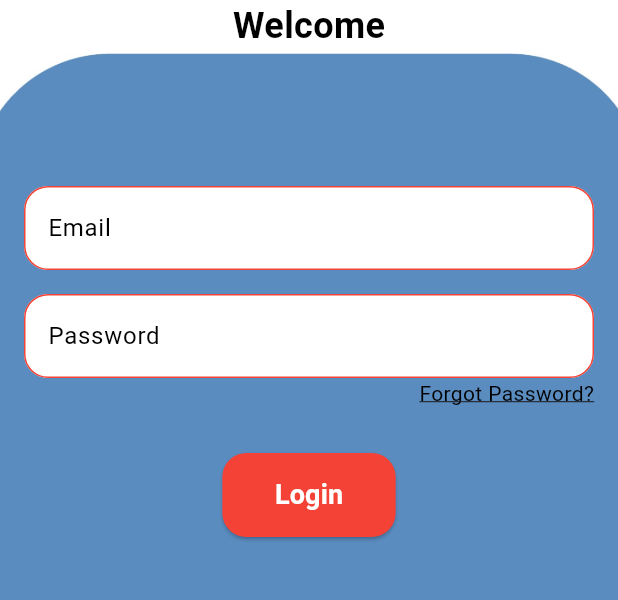
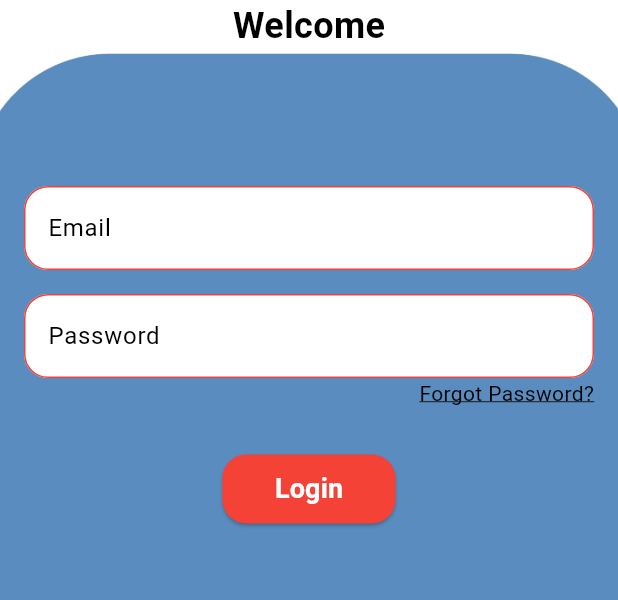
Before and after one commit to MohsinAli0899/Flutter-Task-1, a Flutter app: the screen it shows after launch, on a phone screen of 412 x 824 dp, the part 585-1185 px from its top. Run offline on Flutter 3.47's test engine with Material 3 defaults, Android fonts, the phone set to English and light mode, and no system bars.

Commit message:
Customized Login and forgot password button

```diff
--- a/lib/widgets/login_page_widgets/forgot_password.dart
+++ b/lib/widgets/login_page_widgets/forgot_password.dart
@@ -19,8 +19,8 @@ class _ForgotPasswordState extends State<ForgotPassword> {
             'Forgot Password?',
             style: TextStyle(
               color: Colors.black,
-              decoration: TextDecoration
-                  .underline, // Optional: to make it look like a link
+              decoration:
+                  TextDecoration.underline, //To Make it look like an ink
             ),
           ),
         ),
--- a/lib/widgets/login_page_widgets/login_button.dart
+++ b/lib/widgets/login_page_widgets/login_button.dart
@@ -24,7 +24,7 @@ class _LoginButtonState extends State<LoginButton> {
         foregroundColor: Colors.white, // Text color
         padding: const EdgeInsets.symmetric(
           horizontal: 35,
-          vertical: 15,
+          vertical: 10,
         ),
         shape: RoundedRectangleBorder(
           borderRadius: BorderRadius.circular(16), // Rounded corners
```
